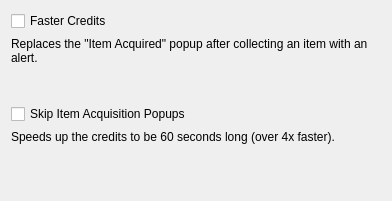
First picture: the form in randovania/gui/cosmetic_window.ui, repository randovania/randovania, before the edit.
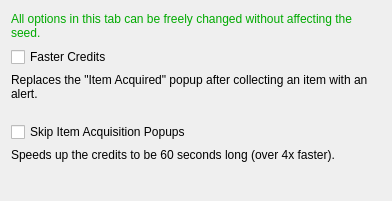
Second picture: the form after the edit.

Commit message: Move Game Patches to another tab

```diff
--- a/randovania/gui/cosmetic_window.ui
+++ b/randovania/gui/cosmetic_window.ui
@@ -27,6 +27,34 @@
     </size>
    </property>
    <layout class="QVBoxLayout" name="verticalLayout">
+    <item>
+     <widget class="QLabel" name="seed_settings_warning_label">
+      <property name="sizePolicy">
+       <sizepolicy hsizetype="Preferred" vsizetype="Minimum">
+        <horstretch>0</horstretch>
+        <verstretch>0</verstretch>
+       </sizepolicy>
+      </property>
+      <property name="maximumSize">
+       <size>
+        <width>16777215</width>
+        <height>30</height>
+       </size>
+      </property>
+      <property name="font">
+       <font>
+        <weight>50</weight>
+        <bold>false</bold>
+       </font>
+      </property>
+      <property name="text">
+       <string>&lt;html&gt;&lt;head/&gt;&lt;body&gt;&lt;p&gt;&lt;span style=&quot; color:#00aa00;&quot;&gt;All options in this tab can be freely changed without affecting the seed.&lt;/span&gt;&lt;/p&gt;&lt;/body&gt;&lt;/html&gt;</string>
+      </property>
+      <property name="wordWrap">
+       <bool>true</bool>
+      </property>
+     </widget>
+    </item>
     <item>
      <widget class="QCheckBox" name="faster_credits_check">
       <property name="text">
```
The commit also changes 5 other files.
